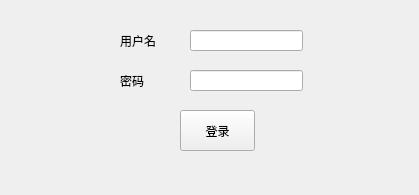
Before: the Qt Designer form units/login.ui in WuJunkai2004/ling, drawn with Qt 5.
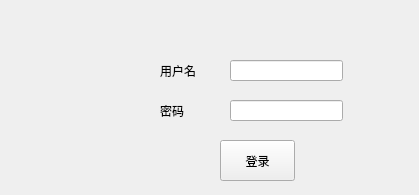
After: the same form once the commit is applied. Custom widgets are drawn as their Qt base class.

Commit message: feat: 重构主界面和登录界面，添加新窗口布局

What changed in the file:
```diff
--- a/units/login.ui
+++ b/units/login.ui
@@ -1,7 +1,7 @@
 <?xml version="1.0" encoding="UTF-8"?>
 <ui version="4.0">
- <class>Login</class>
- <widget class="QWidget" name="Login">
+ <class>Frame</class>
+ <widget class="QFrame" name="Frame">
   <property name="geometry">
    <rect>
     <x>0</x>
@@ -16,8 +16,8 @@
   <widget class="BodyLabel" name="label">
    <property name="geometry">
     <rect>
-     <x>120</x>
-     <y>30</y>
+     <x>160</x>
+     <y>60</y>
      <width>71</width>
      <height>21</height>
     </rect>
@@ -29,8 +29,8 @@
   <widget class="BodyLabel" name="label_2">
    <property name="geometry">
     <rect>
-     <x>120</x>
-     <y>70</y>
+     <x>160</x>
+     <y>100</y>
      <width>71</width>
      <height>21</height>
     </rect>
@@ -39,31 +39,11 @@
     <string>密码</string>
    </property>
   </widget>
-  <widget class="LineEdit" name="lineEdit">
-   <property name="geometry">
-    <rect>
-     <x>190</x>
-     <y>30</y>
-     <width>113</width>
-     <height>21</height>
-    </rect>
-   </property>
-  </widget>
-  <widget class="PasswordLineEdit" name="lineEdit_2">
-   <property name="geometry">
-    <rect>
-     <x>190</x>
-     <y>70</y>
-     <width>113</width>
-     <height>21</height>
-    </rect>
-   </property>
-  </widget>
   <widget class="PushButton" name="pushButton">
    <property name="geometry">
     <rect>
-     <x>180</x>
-     <y>110</y>
+     <x>220</x>
+     <y>140</y>
      <width>75</width>
      <height>41</height>
     </rect>
@@ -72,6 +52,26 @@
     <string>登录</string>
    </property>
   </widget>
+  <widget class="LineEdit" name="lineEdit">
+   <property name="geometry">
+    <rect>
+     <x>230</x>
+     <y>60</y>
+     <width>113</width>
+     <height>21</height>
+    </rect>
+   </property>
+  </widget>
+  <widget class="PasswordLineEdit" name="lineEdit_2">
+   <property name="geometry">
+    <rect>
+     <x>230</x>
+     <y>100</y>
+     <width>113</width>
+     <height>21</height>
+    </rect>
+   </property>
+  </widget>
  </widget>
  <customwidgets>
   <customwidget>
```
Left out of the diff: 2 changed lines with no effect on the pictures. The commit also changes 2 other files.
